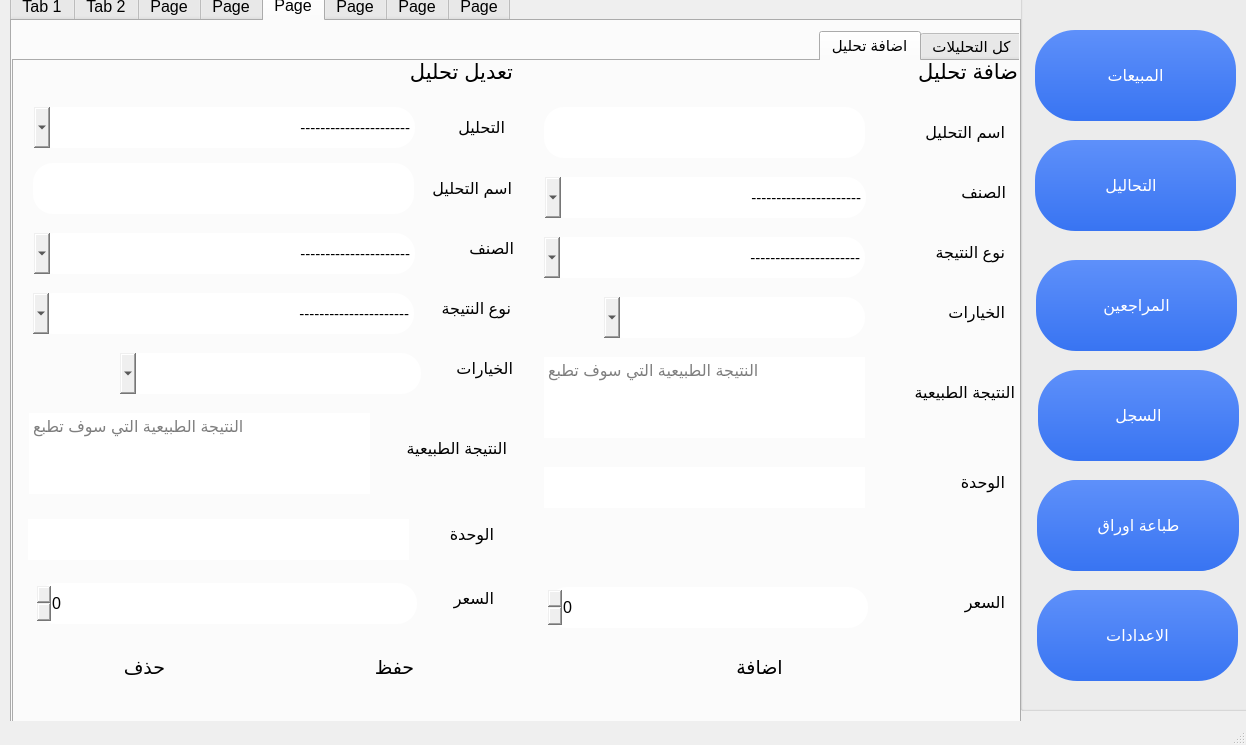
This is a tahlel project 2/design.ui in ameer810/analyst-pyqt5-project as Qt 5 draws it before an edit. The edited form follows.
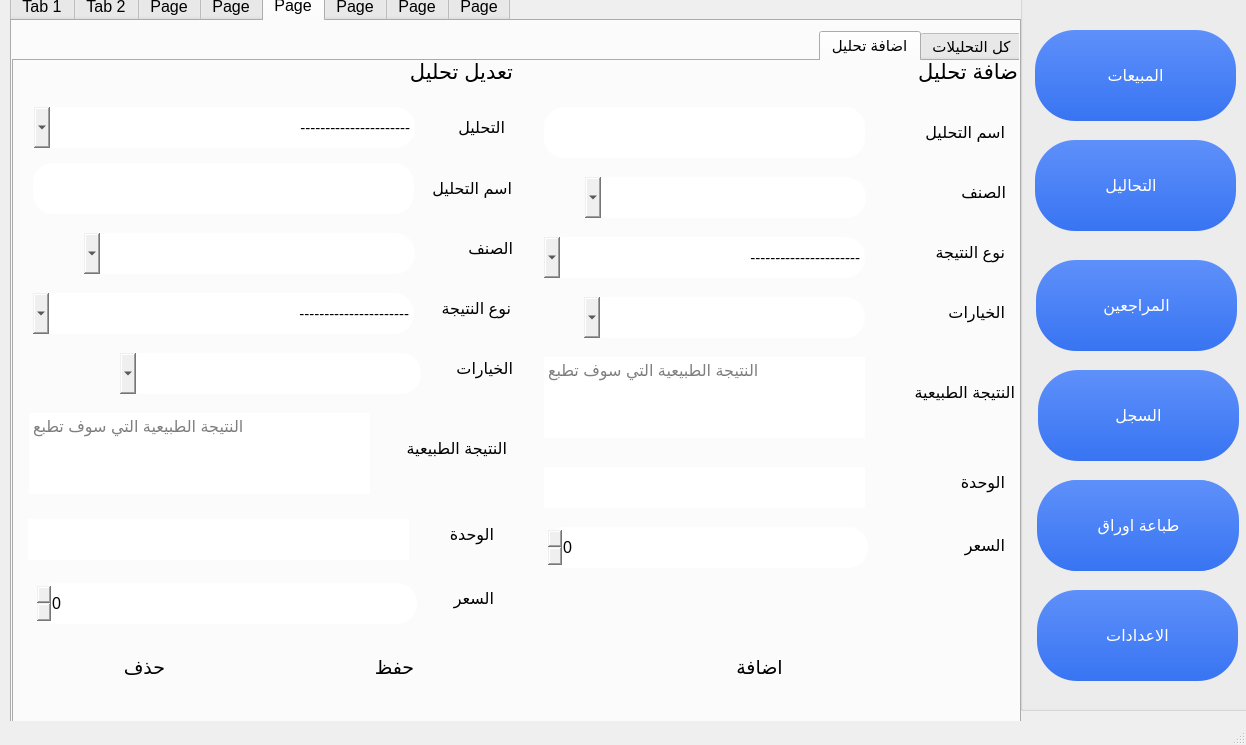
This is the edited form. The open tabs and pages were chosen to show the change. Icons and pictures are not drawn.

The edit to the form file:
```diff
--- a/a tahlel project 2/design.ui
+++ b/a tahlel project 2/design.ui
@@ -4959,7 +4959,7 @@
          <property name="geometry">
           <rect>
            <x>360</x>
-           <y>520</y>
+           <y>463</y>
            <width>111</width>
            <height>51</height>
           </rect>
@@ -5096,9 +5096,9 @@
         <widget class="QComboBox" name="comboBox_23">
          <property name="geometry">
           <rect>
-           <x>11</x>
+           <x>51</x>
            <y>120</y>
-           <width>321</width>
+           <width>281</width>
            <height>41</height>
           </rect>
          </property>
@@ -5107,11 +5107,9 @@
            <pointsize>11</pointsize>
           </font>
          </property>
-         <item>
-          <property name="text">
-           <string>----------------------</string>
-          </property>
-         </item>
+         <property name="editable">
+          <bool>true</bool>
+         </property>
         </widget>
         <widget class="QTextEdit" name="textEdit_2">
          <property name="geometry">
@@ -5173,7 +5171,7 @@
          <property name="geometry">
           <rect>
            <x>13</x>
-           <y>530</y>
+           <y>470</y>
            <width>321</width>
            <height>41</height>
           </rect>
@@ -5212,9 +5210,9 @@
         <widget class="QComboBox" name="comboBox_30">
          <property name="geometry">
           <rect>
-           <x>70</x>
+           <x>50</x>
            <y>240</y>
-           <width>261</width>
+           <width>281</width>
            <height>41</height>
           </rect>
          </property>
@@ -5234,9 +5232,47 @@
          </property>
          <property name="geometry">
           <rect>
-           <x>3</x>
+           <x>1</x>
            <y>235</y>
-           <width>61</width>
+           <width>51</width>
+           <height>51</height>
+          </rect>
+         </property>
+         <property name="font">
+          <font>
+           <family>Segoe UI</family>
+           <pointsize>13</pointsize>
+          </font>
+         </property>
+         <property name="cursor">
+          <cursorShape>PointingHandCursor</cursorShape>
+         </property>
+         <property name="styleSheet">
+          <string notr="true"/>
+         </property>
+         <property name="text">
+          <string/>
+         </property>
+         <property name="icon">
+          <iconset resource="icons.qrc">
+           <normaloff>:/icons8-add-new-100.png</normaloff>:/icons8-add-new-100.png</iconset>
+         </property>
+         <property name="iconSize">
+          <size>
+           <width>40</width>
+           <height>40</height>
+          </size>
+         </property>
+        </widget>
+        <widget class="QPushButton" name="pushButton_46">
+         <property name="enabled">
+          <bool>true</bool>
+         </property>
+         <property name="geometry">
+          <rect>
+           <x>0</x>
+           <y>113</y>
+           <width>51</width>
            <height>51</height>
           </rect>
          </property>
@@ -5388,9 +5424,9 @@
         <widget class="QLabel" name="label_49">
          <property name="geometry">
           <rect>
-           <x>379</x>
+           <x>399</x>
            <y>452</y>
-           <width>101</width>
+           <width>81</width>
            <height>51</height>
           </rect>
          </property>
@@ -5409,9 +5445,9 @@
         <widget class="QLabel" name="label_50">
          <property name="geometry">
           <rect>
-           <x>369</x>
+           <x>409</x>
            <y>516</y>
-           <width>111</width>
+           <width>71</width>
            <height>51</height>
           </rect>
          </property>
@@ -5510,7 +5546,7 @@
         <widget class="QLabel" name="label_59">
          <property name="geometry">
           <rect>
-           <x>409</x>
+           <x>408</x>
            <y>166</y>
            <width>91</width>
            <height>51</height>
@@ -5568,9 +5604,9 @@
         <widget class="QLabel" name="label_62">
          <property name="geometry">
           <rect>
-           <x>428</x>
+           <x>418</x>
            <y>286</y>
-           <width>71</width>
+           <width>81</width>
            <height>51</height>
           </rect>
          </property>
@@ -5649,9 +5685,9 @@
         <widget class="QComboBox" name="comboBox_26">
          <property name="geometry">
           <rect>
-           <x>20</x>
+           <x>70</x>
            <y>176</y>
-           <width>381</width>
+           <width>331</width>
            <height>41</height>
           </rect>
          </property>
@@ -5661,11 +5697,9 @@
            <pointsize>11</pointsize>
           </font>
          </property>
-         <item>
-          <property name="text">
-           <string>----------------------</string>
-          </property>
-         </item>
+         <property name="editable">
+          <bool>true</bool>
+         </property>
         </widget>
         <widget class="QPushButton" name="pushButton_40">
          <property name="enabled">
@@ -5764,6 +5798,44 @@
           <string>التحليل</string>
          </property>
         </widget>
+        <widget class="QPushButton" name="pushButton_45">
+         <property name="enabled">
+          <bool>true</bool>
+         </property>
+         <property name="geometry">
+          <rect>
+           <x>13</x>
+           <y>170</y>
+           <width>51</width>
+           <height>51</height>
+          </rect>
+         </property>
+         <property name="font">
+          <font>
+           <family>Segoe UI</family>
+           <pointsize>13</pointsize>
+          </font>
+         </property>
+         <property name="cursor">
+          <cursorShape>PointingHandCursor</cursorShape>
+         </property>
+         <property name="styleSheet">
+          <string notr="true"/>
+         </property>
+         <property name="text">
+          <string/>
+         </property>
+         <property name="icon">
+          <iconset resource="icons.qrc">
+           <normaloff>:/icons8-add-new-100.png</normaloff>:/icons8-add-new-100.png</iconset>
+         </property>
+         <property name="iconSize">
+          <size>
+           <width>40</width>
+           <height>40</height>
+          </size>
+         </property>
+        </widget>
        </widget>
       </widget>
      </widget>
```
Left out of the diff: 37 changed lines with no effect on the pictures.
